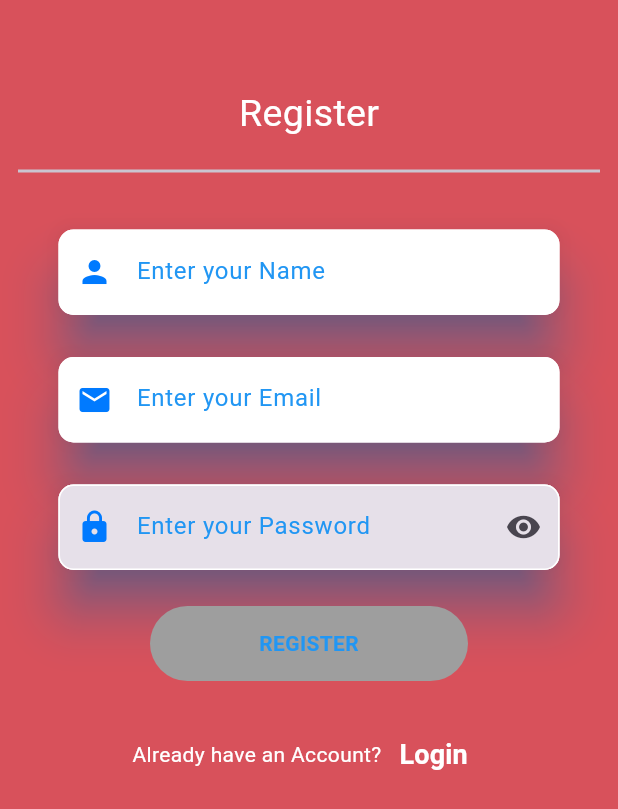
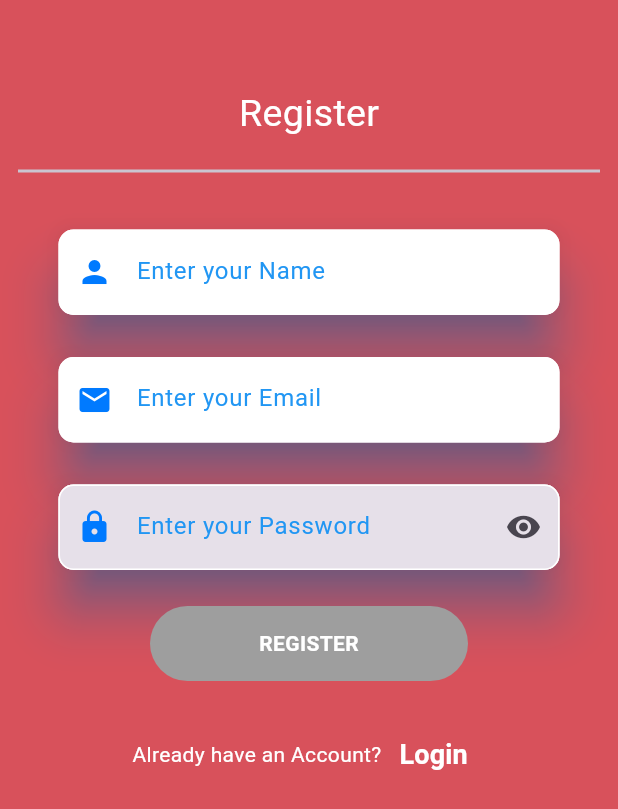
Before and after one commit to ankitpatel0011/news_assignments, a Flutter app: the screen it shows after launch, after a tap on "Register", on a phone screen of 412 x 824 dp. Shown: the top 809 px of the screen. Run offline on Flutter 3.47's test engine with Material 3 defaults, Android fonts, the light colour scheme and no system bars; our stand-ins replace animate_do, cached_network_image, cloud_firestore, firebase_auth, firebase_core, fluttertoast and 4 more; missing offline and left inert: colorful_safe_area; accounts and stored records are empty; network calls fail.

Commit message:
some issue fixed

```diff
--- a/lib/screens/login.dart
+++ b/lib/screens/login.dart
@@ -294,10 +294,10 @@ class _LoginPageState extends State<LoginPage> {
                             ),
                           ],
                         )
-                      : const Text(
+                      :  Text(
                           'LOGIN',
                           style: TextStyle(
-                              color: Colors.blue, fontWeight: FontWeight.bold),
+                              color: checkResult ? Colors.blue : Colors.white, fontWeight: FontWeight.bold),
                         ),
                 ),
               ),
--- a/lib/screens/register.dart
+++ b/lib/screens/register.dart
@@ -23,6 +23,7 @@ class _RegisterScreenState extends State<RegisterScreen> {
   // Password variable visible show & off //
   bool passwordVisible = false;
 
+  bool isDisable = false;
   // Button click isLoading variable //
   bool isLoading = false;
 
@@ -346,10 +347,10 @@ class _RegisterScreenState extends State<RegisterScreen> {
                               ),
                             ],
                           )
-                        : const Text(
+                        :  Text(
                             'REGISTER',
                             style: TextStyle(
-                                color: Colors.blue,
+                                color: isDisable ? Colors.blue : Colors.white,
                                 fontWeight: FontWeight.bold),
                           ),
                   ),
```
